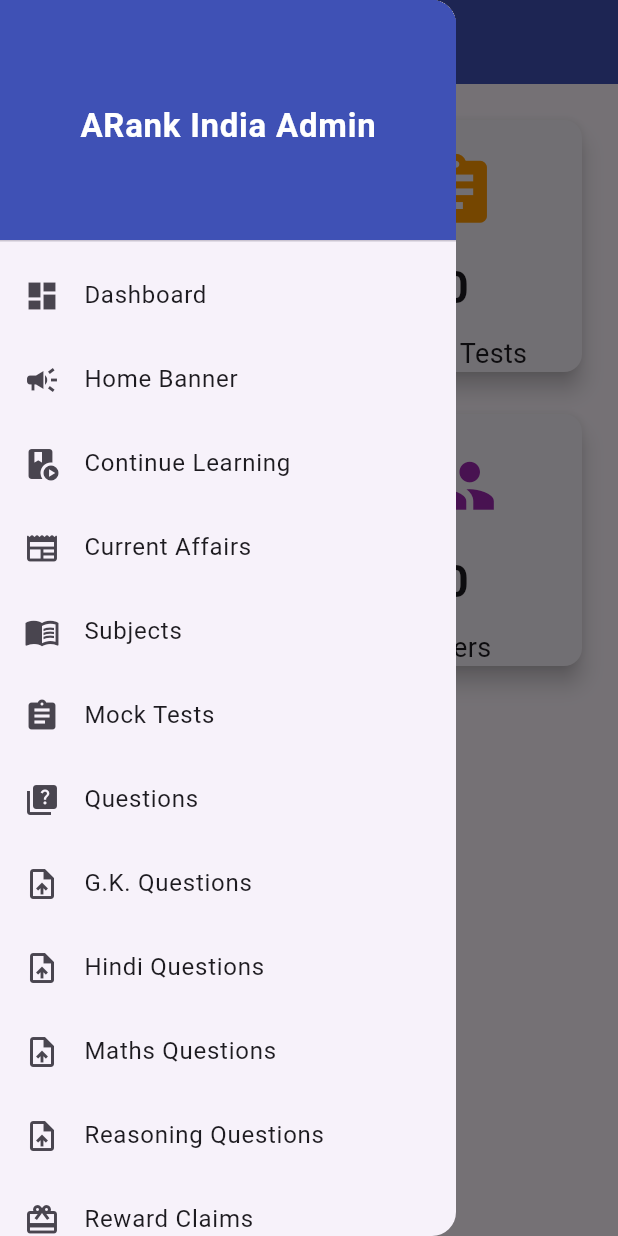
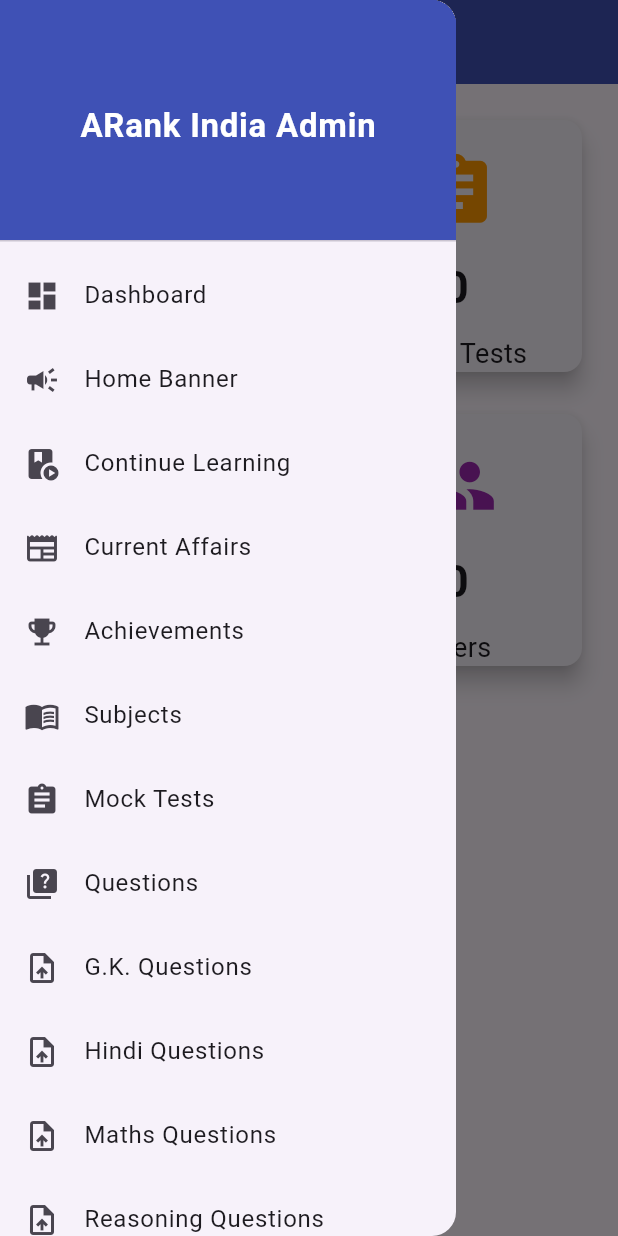
Before and after one commit to thegkexpert662-afk/arank-india-admin, a Flutter app: the DashboardScreen screen opened directly, with the side drawer open, on a phone screen of 412 x 824 dp. Run offline on Flutter 3.47's test engine with Material 3 defaults, Android fonts, the phone set to English and light mode, and no system bars; our stand-ins replace cloud_firestore, file_picker, firebase_auth, firebase_core; missing offline and left inert: spreadsheet_decoder; accounts and stored records are empty.

Commit message:
Add Achievements management to admin dashboard

```diff
--- a/lib/screens/dashboard/dashboard_screen.dart
+++ b/lib/screens/dashboard/dashboard_screen.dart
@@ -10,6 +10,7 @@
 import 'home_banner_screen.dart';
 import 'continue_learning_screen.dart';
 import 'current_affairs_screen.dart';
+import 'achievements_screen.dart';
 import '../users/users_screen.dart';
 
 class DashboardScreen extends StatelessWidget {
@@ -24,6 +25,7 @@
         ListTile(leading: const Icon(Icons.campaign), title: const Text('Home Banner'), onTap: () => Navigator.push(context, MaterialPageRoute(builder: (_) => const HomeBannerScreen()))),
         ListTile(leading: const Icon(Icons.play_lesson), title: const Text('Continue Learning'), onTap: () => Navigator.push(context, MaterialPageRoute(builder: (_) => const ContinueLearningScreen()))),
         ListTile(leading: const Icon(Icons.newspaper_rounded), title: const Text('Current Affairs'), onTap: () => Navigator.push(context, MaterialPageRoute(builder: (_) => const CurrentAffairsScreen()))),
+        ListTile(leading: const Icon(Icons.emoji_events), title: const Text('Achievements'), onTap: () => Navigator.push(context, MaterialPageRoute(builder: (_) => const AchievementsScreen()))),
         ListTile(leading: const Icon(Icons.menu_book), title: const Text('Subjects'), onTap: () => Navigator.push(context, MaterialPageRoute(builder: (_) => const SubjectScreen()))),
         ListTile(leading: const Icon(Icons.assignment), title: const Text('Mock Tests'), onTap: () => Navigator.push(context, MaterialPageRoute(builder: (_) => MockTestListScreen()))),
         ListTile(leading: const Icon(Icons.quiz), title: const Text('Questions'), onTap: () => Navigator.push(context, MaterialPageRoute(builder: (_) => const QuestionScreen()))),
```
